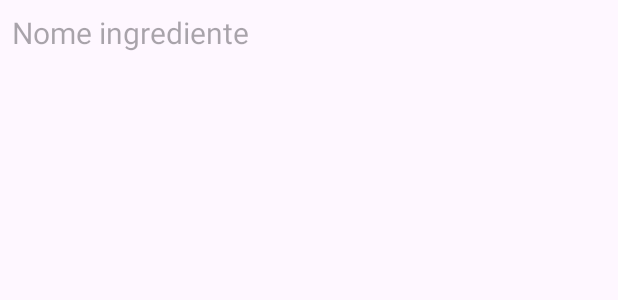
After one commit to FelipeBernall/CakeStock, an Android app: the layout item_detalhes_receita.xml on its own in the app's theme, with its tools: preview values and no code run, on a phone screen of 412 x 824 dp. The commit adds this screen. Shown: the top 300 px of the screen. Run offline under Robolectric (Android 15) with nearby library versions, the phone set to English and light mode, and no system bars.

Commit message:
Ajustado o layout para exibir os detalhes de uma receita.

```diff
--- a/app/src/main/java/com/example/cakestock/receita/ListaReceitas.java
+++ b/app/src/main/java/com/example/cakestock/receita/ListaReceitas.java
@@ -67,7 +67,7 @@ public class ListaReceitas extends AppCompatActivity {
         listaReceitasIds = new ArrayList<>();
 
         // Configura o adapter personalizado
-        adapterReceitas = new ReceitaAdapter(this, R.layout.item_receita, listaReceitas);
+        adapterReceitas = new ReceitaAdapter(this, R.layout.item_lista_receitas, listaReceitas);
         lvListaReceitas.setAdapter(adapterReceitas);
 
         // Inicializa a classe de controle de estoque
--- /dev/null
+++ b/app/src/main/res/drawable/ic_modo_preparo.xml
@@ -0,0 +1,5 @@
+<vector xmlns:android="http://schemas.android.com/apk/res/android" android:height="24dp" android:tint="#000000" android:viewportHeight="24" android:viewportWidth="24" android:width="24dp">
+
+    <path android:fillColor="@android:color/white" android:pathData="M21.99,4c0,-1.1 -0.89,-2 -1.99,-2H4c-1.1,0 -2,0.9 -2,2v12c0,1.1 0.9,2 2,2h14l4,4 -0.01,-18z"/>
+
+</vector>
--- /dev/null
+++ b/app/src/main/res/layout/item_detalhes_receita.xml
@@ -0,0 +1,19 @@
+<?xml version="1.0" encoding="utf-8"?>
+<LinearLayout
+    xmlns:android="http://schemas.android.com/apk/res/android"
+    android:layout_width="match_parent"
+    android:layout_height="wrap_content"
+    android:orientation="horizontal"
+    android:padding="8dp">
+
+    <TextView
+        android:id="@+id/tv_nome_ingrediente"
+        android:layout_width="0dp"
+        android:layout_height="wrap_content"
+        android:layout_weight="1"
+        android:ellipsize="end"
+        android:hint="Nome ingrediente"
+        android:maxLines="1"
+        android:textColor="@android:color/black"
+        android:textSize="20sp" />
+</LinearLayout>
```
Also changed, not shown: app/src/main/java/com/example/cakestock/receita/DetalhesReceita.java (+16 -6 lines), app/src/main/res/layout/activity_detalhes_receita.xml (+52 -34 lines), app/src/main/res/layout/item_lista_receitas.xml (renamed from app/src/main/res/layout/item_receita.xml).
